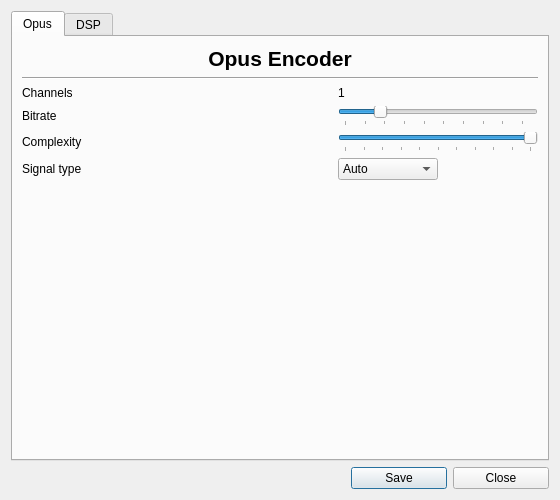
First picture: the form in ui/audiosettings.ui, repository ultravideo/uvgComm, before the edit.
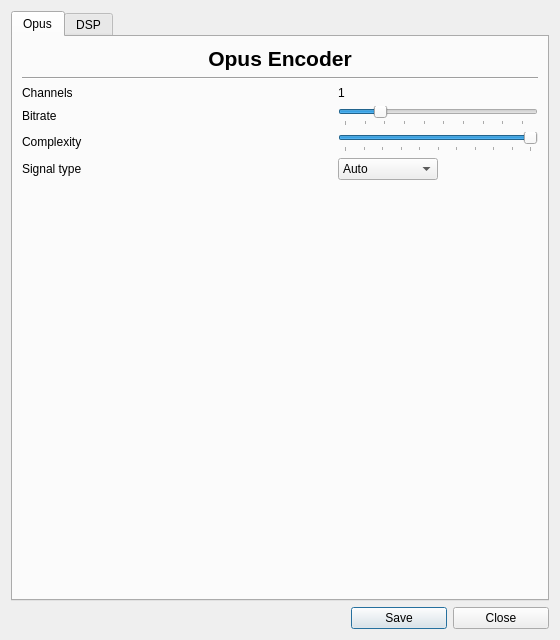
Second picture: the form after the edit.

What changed in the file:
```diff
--- a/ui/audiosettings.ui
+++ b/ui/audiosettings.ui
@@ -7,7 +7,7 @@
     <x>0</x>
     <y>0</y>
     <width>560</width>
-    <height>500</height>
+    <height>640</height>
    </rect>
   </property>
   <property name="windowTitle">
```
